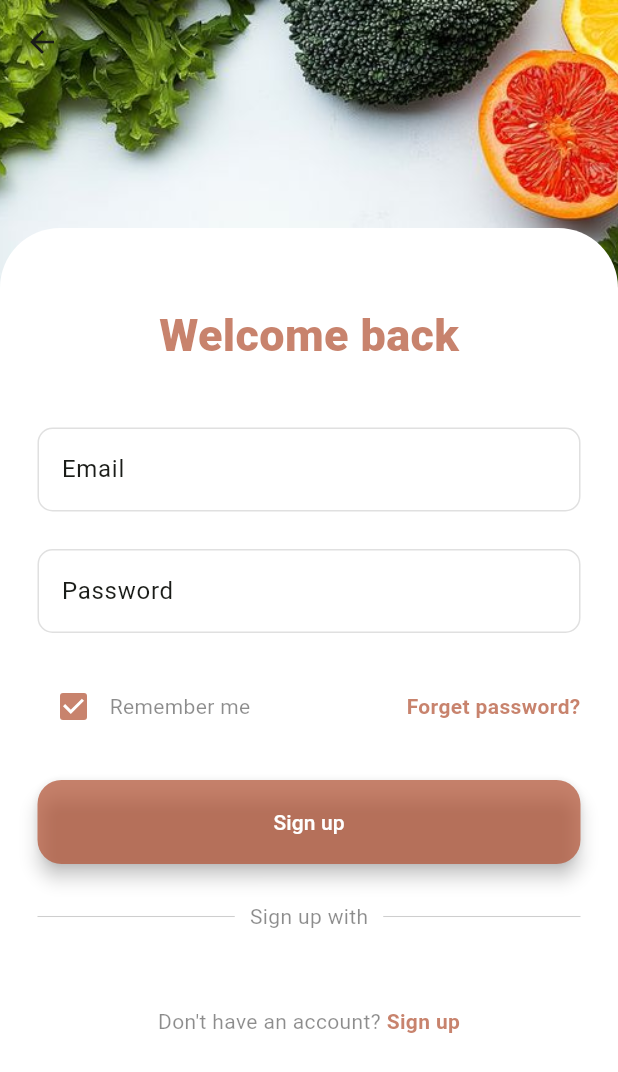
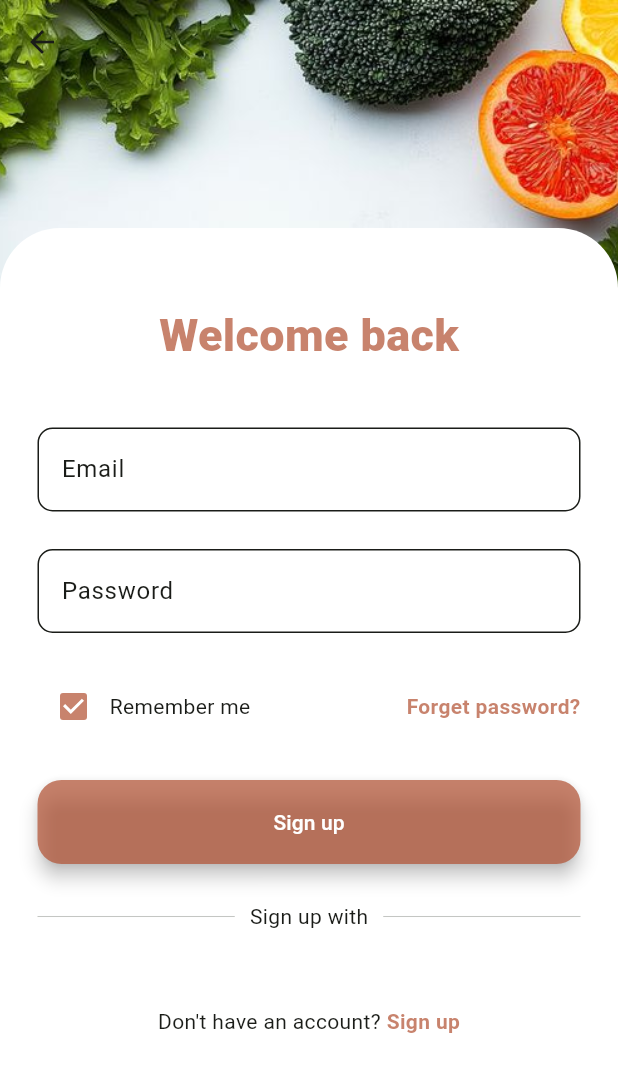
Before and after one commit to yousraamr/fedis-mockup-app, a Flutter app: the screen it shows after launch, after a tap on "Login", on a phone screen of 412 x 824 dp. Shown: the top 1072 px of the screen. Run offline on Flutter 3.47's test engine with Material 3 defaults, Android fonts, the phone set to English and light mode, and no system bars; our stand-ins replace icons_plus.

Commit message:
Update: wrapped color and textColor

```diff
--- a/lib/auth/presentation/pages/login_screen.dart
+++ b/lib/auth/presentation/pages/login_screen.dart
@@ -29,9 +29,9 @@ class _SignInScreenState extends State<SignInScreen> {
             flex: 7,
             child: Container(
               padding: const EdgeInsets.fromLTRB(25.0, 50.0, 25.0, 20.0),
-              decoration: const BoxDecoration(
-                color: Colors.white,
-                borderRadius: BorderRadius.only(
+              decoration: BoxDecoration(
+                color: lightColorScheme.onPrimary,
+                borderRadius: const BorderRadius.only(
                   topLeft: Radius.circular(40.0),
                   topRight: Radius.circular(40.0),
                 ),
@@ -63,18 +63,18 @@ class _SignInScreenState extends State<SignInScreen> {
                         decoration: InputDecoration(
                           label: const Text('Email'),
                           hintText: 'Enter Email',
-                          hintStyle: const TextStyle(
-                            color: Colors.black26,
+                          hintStyle: TextStyle(
+                            color: lightColorScheme.onBackground,
                           ),
                           border: OutlineInputBorder(
-                            borderSide: const BorderSide(
-                              color: Colors.black12, // Default border color
+                            borderSide: BorderSide(
+                              color: lightColorScheme.onBackground,
                             ),
                             borderRadius: BorderRadius.circular(10),
                           ),
                           enabledBorder: OutlineInputBorder(
-                            borderSide: const BorderSide(
-                              color: Colors.black12, // Default border color
+                            borderSide: BorderSide(
+                              color: lightColorScheme.onBackground,
                             ),
                             borderRadius: BorderRadius.circular(10),
                           ),
@@ -95,18 +95,18 @@ class _SignInScreenState extends State<SignInScreen> {
                         decoration: InputDecoration(
                           label: const Text('Password'),
                           hintText: 'Enter Password',
-                          hintStyle: const TextStyle(
-                            color: Colors.black26,
+                          hintStyle: TextStyle(
+                            color: lightColorScheme.onBackground,
                           ),
                           border: OutlineInputBorder(
-                            borderSide: const BorderSide(
-                              color: Colors.black12, // Default border color
+                            borderSide: BorderSide(
+                              color: lightColorScheme.onBackground,
                             ),
                             borderRadius: BorderRadius.circular(10),
                           ),
                           enabledBorder: OutlineInputBorder(
-                            borderSide: const BorderSide(
-                              color: Colors.black12, // Default border color
+                            borderSide: BorderSide(
+                              color: lightColorScheme.onBackground,
                             ),
                             borderRadius: BorderRadius.circular(10),
                           ),
@@ -129,10 +129,10 @@ class _SignInScreenState extends State<SignInScreen> {
                                 },
                                 activeColor: lightColorScheme.primary,
                               ),
-                              const Text(
+                               Text(
                                 'Remember me',
                                 style: TextStyle(
-                                  color: Colors.black45,
+                                  color: lightColorScheme.onBackground,
                                 ),
                               ),
                             ],
@@ -182,25 +182,25 @@ class _SignInScreenState extends State<SignInScreen> {
                           Expanded(
                             child: Divider(
                               thickness: 0.7,
-                              color: Colors.grey.withOpacity(0.5),
+                              color: lightColorScheme.outlineVariant.withOpacity(0.5),
                             ),
                           ),
-                          const Padding(
-                            padding: EdgeInsets.symmetric(
+                           Padding(
+                            padding: const EdgeInsets.symmetric(
                               vertical: 0,
                               horizontal: 10,
                             ),
                             child: Text(
                               'Sign up with',
                               style: TextStyle(
-                                color: Colors.black45,
+                                color: lightColorScheme.onBackground,
                               ),
                             ),
                           ),
                           Expanded(
                             child: Divider(
                               thickness: 0.7,
-                              color: Colors.grey.withOpacity(0.5),
+                              color: lightColorScheme.outlineVariant.withOpacity(0.5),
                             ),
                           ),
                         ],
@@ -215,10 +215,10 @@ class _SignInScreenState extends State<SignInScreen> {
                       Row(
                         mainAxisAlignment: MainAxisAlignment.center,
                         children: [
-                          const Text(
+                           Text(
                             'Don\'t have an account? ',
                             style: TextStyle(
-                              color: Colors.black45,
+                              color: lightColorScheme.onBackground,
                             ),
                           ),
                           GestureDetector(
```
